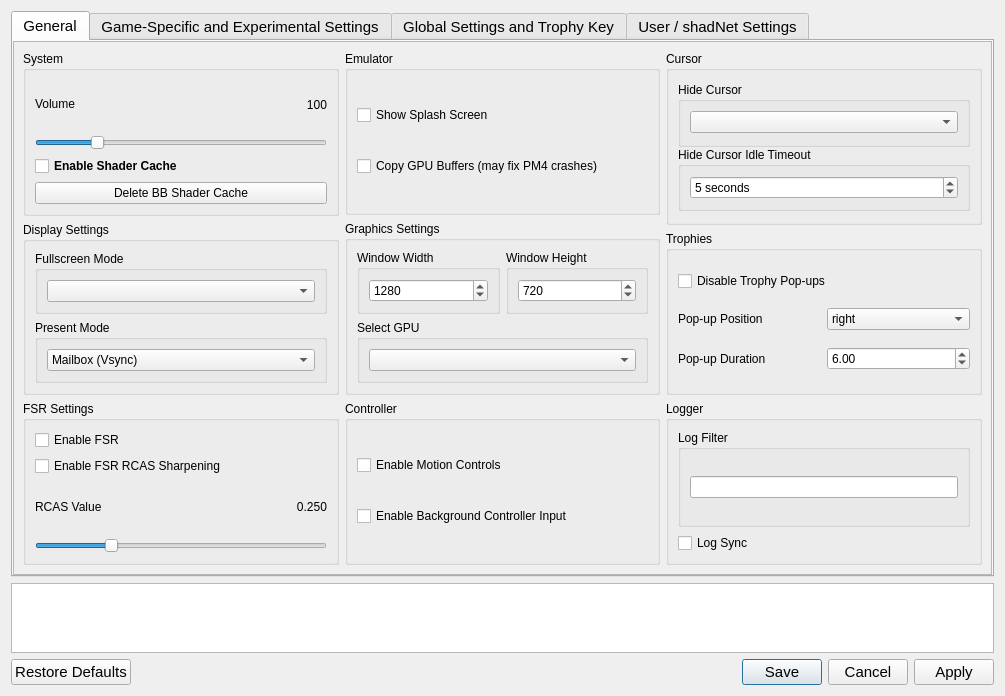
The window that settings/ShadSettings.ui (rainmakerv3/BB_Launcher) describes before a commit, drawn with Qt 5.
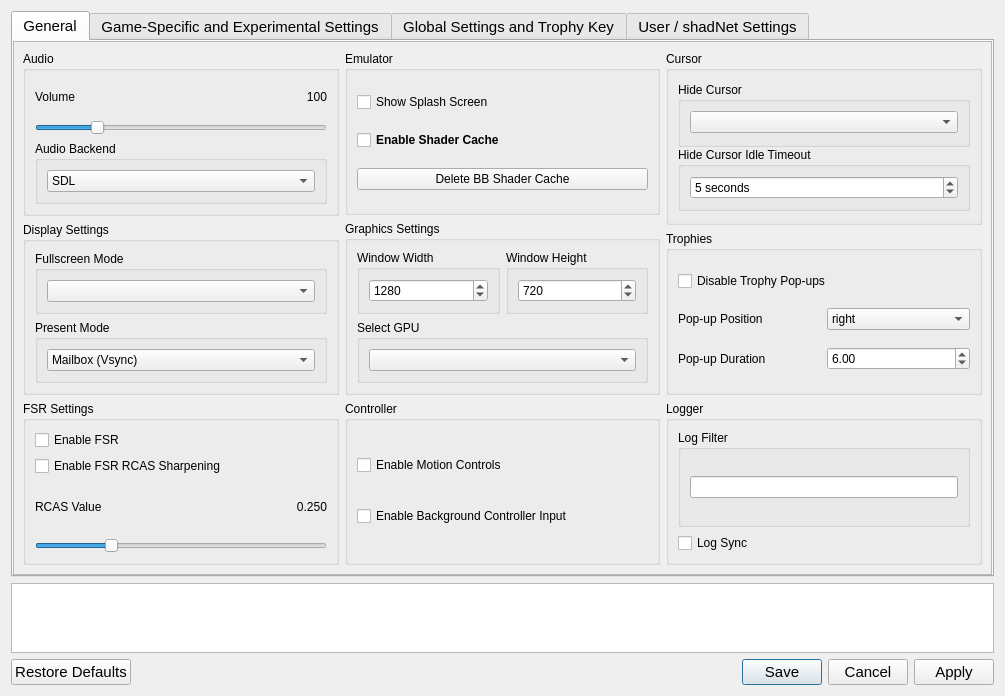
The same window after the commit. Icons and pictures are not drawn.

Commit message: shadPS4 settings: add audio backend, remove unneeded copy gpu buffers

The edit to the form file:
```diff
--- a/settings/ShadSettings.ui
+++ b/settings/ShadSettings.ui
@@ -83,7 +83,7 @@
                </font>
               </property>
               <property name="title">
-               <string notr="true">System</string>
+               <string notr="true">Audio</string>
               </property>
               <layout class="QVBoxLayout" name="verticalLayout_9">
                <item>
@@ -127,23 +127,26 @@
                 </widget>
                </item>
                <item>
-                <widget class="QCheckBox" name="pipelineCacheCheckBox">
-                 <property name="font">
-                  <font>
-                   <pointsize>9</pointsize>
-                   <bold>true</bold>
-                  </font>
+                <widget class="QGroupBox" name="groupBox_11">
+                 <property name="title">
+                  <string>Audio Backend</string>
                  </property>
-                 <property name="text">
-                  <string>Enable Shader Cache</string>
-                 </property>
-                </widget>
-               </item>
-               <item>
-                <widget class="QPushButton" name="deleteCacheButton">
-                 <property name="text">
-                  <string>Delete BB Shader Cache</string>
-                 </property>
+                 <layout class="QVBoxLayout" name="verticalLayout_28">
+                  <item>
+                   <widget class="QComboBox" name="audioBackendComboBox">
+                    <item>
+                     <property name="text">
+                      <string>SDL</string>
+                     </property>
+                    </item>
+                    <item>
+                     <property name="text">
+                      <string>OpenAL</string>
+                     </property>
+                    </item>
+                   </widget>
+                  </item>
+                 </layout>
                 </widget>
                </item>
               </layout>
@@ -297,9 +300,22 @@
                 </widget>
                </item>
                <item>
-                <widget class="QCheckBox" name="GPUBufferCheckBox">
+                <widget class="QCheckBox" name="pipelineCacheCheckBox">
+                 <property name="font">
+                  <font>
+                   <pointsize>9</pointsize>
+                   <bold>true</bold>
+                  </font>
+                 </property>
                  <property name="text">
-                  <string>Copy GPU Buffers (may fix PM4 crashes)</string>
+                  <string>Enable Shader Cache</string>
+                 </property>
+                </widget>
+               </item>
+               <item>
+                <widget class="QPushButton" name="deleteCacheButton">
+                 <property name="text">
+                  <string>Delete BB Shader Cache</string>
                  </property>
                 </widget>
                </item>
```
The commit also changes 1 other file.
